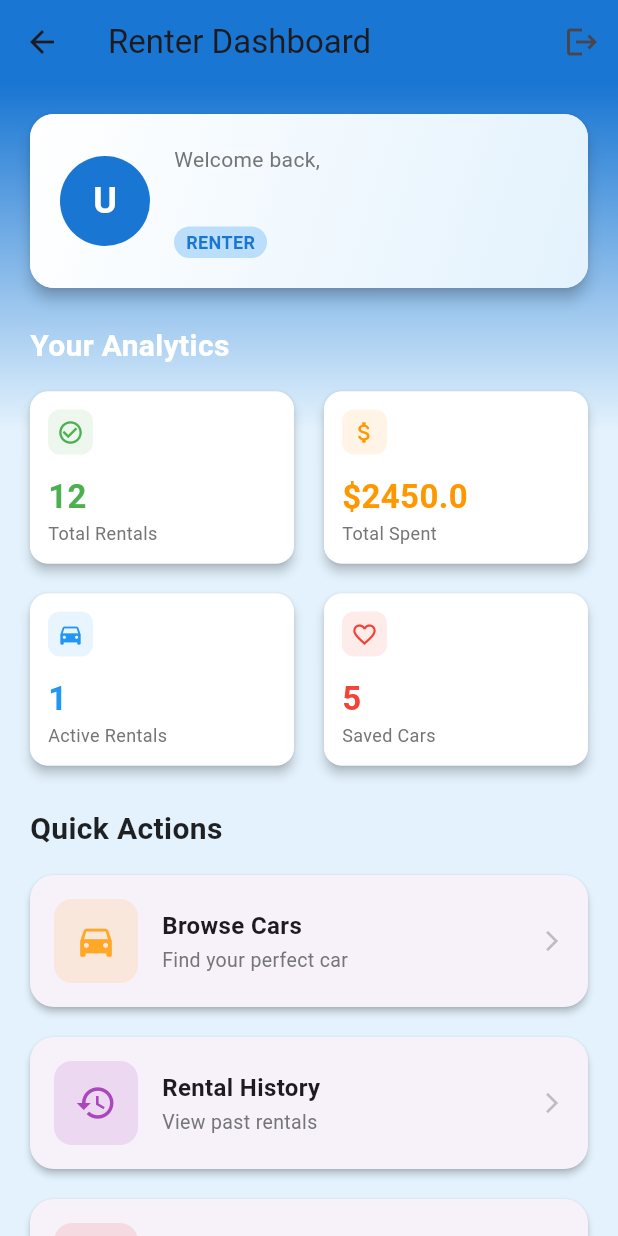
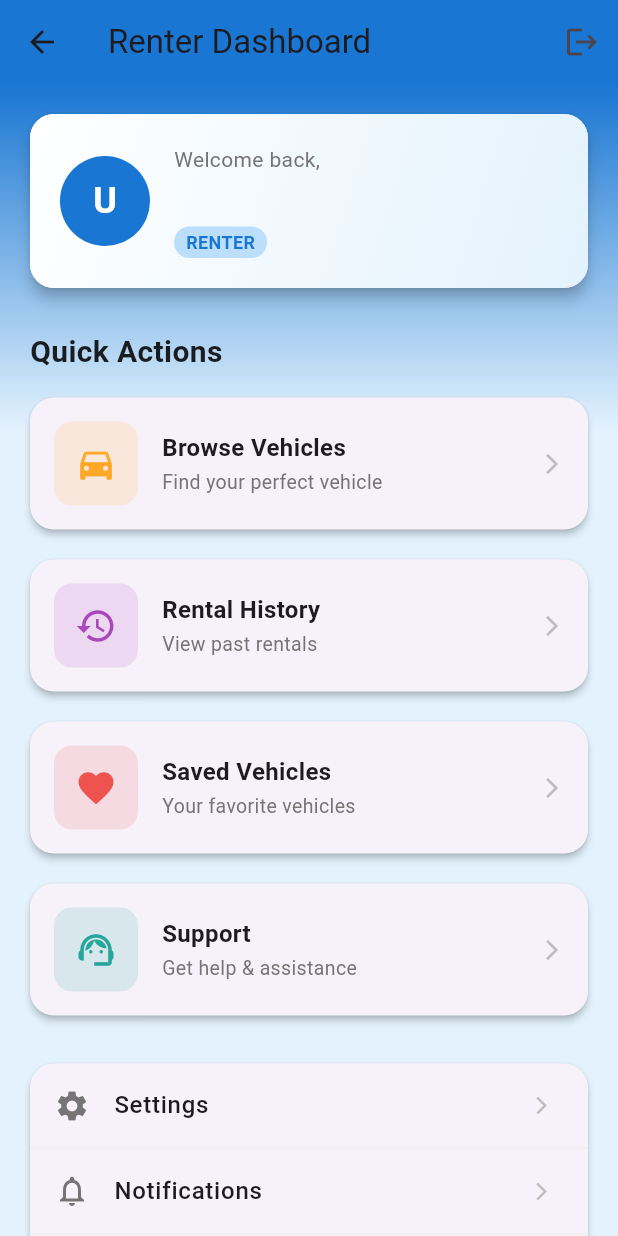
Before and after one commit to rottensmile8/myProject, a Flutter app: the RenterDashboardPage screen opened directly with empty values, on a phone screen of 412 x 824 dp. Run offline on Flutter 3.47's test engine with Material 3 defaults, Android fonts, the phone set to English and light mode, and no system bars; accounts and stored records are empty; network calls fail.

Commit message:
Owner functions update -add vehicle

```diff
--- a/werent/lib/auth/renter_dashboard.dart
+++ b/werent/lib/auth/renter_dashboard.dart
@@ -11,12 +11,6 @@ class RenterDashboardPage extends StatelessWidget {
     required this.user,
     required this.authController,
   });
-
-  // Placeholder analytics data - can be connected to backend later
-  final int totalRentals = 12;
-  final double totalSpent = 2450.00;
-  final int activeRentals = 1;
-  final int savedCars = 5;
 
   @override
   Widget build(BuildContext context) {
@@ -75,11 +69,9 @@ class RenterDashboardPage extends StatelessWidget {
             child: Column(
               crossAxisAlignment: CrossAxisAlignment.start,
               children: [
-                _buildWelcomeSection(),
-                const SizedBox(height: 20),
-                _buildAnalyticsSection(),
+                _buildWelcomeSection(context),
                 const SizedBox(height: 24),
-                _buildQuickActionsSection(),
+                _buildQuickActionsSection(context),
                 const SizedBox(height: 24),
                 _buildAdditionalMenuSection(),
               ],
@@ -90,7 +82,7 @@ class RenterDashboardPage extends StatelessWidget {
     );
   }
 
-  Widget _buildWelcomeSection() {
+  Widget _buildWelcomeSection(BuildContext context) {
     return Card(
       elevation: 4,
       shape: RoundedRectangleBorder(borderRadius: BorderRadius.circular(16)),
@@ -106,7 +98,9 @@ class RenterDashboardPage extends StatelessWidget {
         ),
         child: Row(
           children: [
-            CircleAvatar(
+            GestureDetector(
+              onTap: () => _showAnalyticsModal(context),
+              child: CircleAvatar(
                 radius: 30,
                 backgroundColor: Colors.blue.shade700,
                 child: Text(
@@ -118,8 +112,14 @@ class RenterDashboardPage extends StatelessWidget {
                   ),
                 ),
               ),
-            const SizedBox(width: 16),
+            ),
+            GestureDetector(
+              onTap: () => _showAnalyticsModal(context),
+              child: const SizedBox(width: 16),
+            ),
             Expanded(
+              child: GestureDetector(
+                onTap: () => _showAnalyticsModal(context),
                 child: Column(
                   crossAxisAlignment: CrossAxisAlignment.start,
                   children: [
@@ -156,112 +156,41 @@ class RenterDashboardPage extends StatelessWidget {
                   ],
                 ),
               ),
+            ),
           ],
         ),
       ),
     );
   }
 
-  Widget _buildAnalyticsSection() {
-    return Column(
+  void _showAnalyticsModal(BuildContext context) {
+    showModalBottomSheet(
+      context: context,
+      builder: (context) => Container(
+        padding: const EdgeInsets.all(20),
+        child: Column(
+          mainAxisSize: MainAxisSize.min,
           crossAxisAlignment: CrossAxisAlignment.start,
           children: [
-        const Padding(
-          padding: EdgeInsets.only(left: 4, bottom: 12),
-          child: Text(
+            const Text(
               'Your Analytics',
               style: TextStyle(
-              fontSize: 20,
+                fontSize: 24,
                 fontWeight: FontWeight.bold,
-              color: Colors.white,
               ),
             ),
-        ),
-        GridView.count(
-          shrinkWrap: true,
-          physics: const NeverScrollableScrollPhysics(),
-          crossAxisCount: 2,
-          crossAxisSpacing: 12,
-          mainAxisSpacing: 12,
-          childAspectRatio: 1.5,
+            const SizedBox(height: 20),
+            Row(
               children: [
-            _buildAnalyticsCard(
-              icon: Icons.check_circle_outline,
-              title: 'Total Rentals',
-              value: totalRentals.toString(),
-              color: Colors.green,
-            ),
-            _buildAnalyticsCard(
-              icon: Icons.attach_money,
-              title: 'Total Spent',
-              value: '\$$totalSpent',
-              color: Colors.orange,
-            ),
-            _buildAnalyticsCard(
-              icon: Icons.directions_car,
-              title: 'Active Rentals',
-              value: activeRentals.toString(),
-              color: Colors.blue,
-            ),
-            _buildAnalyticsCard(
-              icon: Icons.favorite_border,
-              title: 'Saved Cars',
-              value: savedCars.toString(),
-              color: Colors.red,
-            ),
+                _buildAnalyticsCardSmall(Icons.check_circle, 'Total Rentals', '12'),
+                _buildAnalyticsCardSmall(Icons.attach_money, 'Total Spent', '\$2,450'),
               ],
             ),
-      ],
-    );
-  }
-
-  Widget _buildAnalyticsCard({
-    required IconData icon,
-    required String title,
-    required String value,
-    required Color color,
-  }) {
-    return Card(
-      elevation: 3,
-      shape: RoundedRectangleBorder(borderRadius: BorderRadius.circular(12)),
-      child: Container(
-        padding: const EdgeInsets.all(12),
-        decoration: BoxDecoration(
-          borderRadius: BorderRadius.circular(12),
-          color: Colors.white,
-        ),
-        child: Column(
-          crossAxisAlignment: CrossAxisAlignment.start,
-          mainAxisAlignment: MainAxisAlignment.spaceBetween,
-          children: [
+            const SizedBox(height: 12),
             Row(
               children: [
-                Container(
-                  padding: const EdgeInsets.all(6),
-                  decoration: BoxDecoration(
-                    color: color.withOpacity(0.1),
-                    borderRadius: BorderRadius.circular(8),
-                  ),
-                  child: Icon(icon, size: 18, color: color),
-                ),
-                const Spacer(),
-              ],
-            ),
-            Column(
-              crossAxisAlignment: CrossAxisAlignment.start,
-              children: [
-                Text(
-                  value,
-                  style: TextStyle(
-                    fontSize: 22,
-                    fontWeight: FontWeight.bold,
-                    color: color,
-                  ),
-                ),
-                Text(
-                  title,
-                  style: TextStyle(fontSize: 12, color: Colors.grey.shade600),
-                ),
+                _buildAnalyticsCardSmall(Icons.directions_car, 'Active Rentals', '1'),
+                _buildAnalyticsCardSmall(Icons.favorite, 'Saved Vehicles', '5'),
               ],
             ),
           ],
@@ -270,7 +199,35 @@ class RenterDashboardPage extends StatelessWidget {
     );
   }
 
-  Widget _buildQuickActionsSection() {
+  Widget _buildAnalyticsCardSmall(IconData icon, String title, String value) {
+    return Expanded(
+      child: Card(
+        child: Padding(
+          padding: const EdgeInsets.all(12),
+          child: Column(
+            children: [
+              Icon(icon, size: 30, color: Colors.blue),
+              const SizedBox(height: 8),
+              Text(
+                value,
+                style: const TextStyle(
+                  fontSize: 20,
+                  fontWeight: FontWeight.bold,
+                ),
+              ),
+              Text(
+                title,
+                style: TextStyle(fontSize: 12, color: Colors.grey.shade600),
+                textAlign: TextAlign.center,
+              ),
+            ],
+          ),
+        ),
+      ),
+    );
+  }
+
+  Widget _buildQuickActionsSection(BuildContext context) {
     return Column(
       crossAxisAlignment: CrossAxisAlignment.start,
       children: [
@@ -287,11 +244,11 @@ class RenterDashboardPage extends StatelessWidget {
         ),
         _buildActionCard(
           icon: Icons.search,
-          title: 'Browse Cars',
-          subtitle: 'Find your perfect car',
+          title: 'Browse Vehicles',
+          subtitle: 'Find your perfect vehicle',
           color: Colors.orange.shade400,
           logo: Icons.directions_car,
-          onTap: () {},
+          onTap: () => Navigator.of(context).pushNamed('/owner/my-vehicles', arguments: user),
         ),
         const SizedBox(height: 12),
         _buildActionCard(
@@ -305,8 +262,8 @@ class RenterDashboardPage extends StatelessWidget {
         const SizedBox(height: 12),
         _buildActionCard(
           icon: Icons.favorite,
-          title: 'Saved Cars',
-          subtitle: 'Your favorite cars',
+          title: 'Saved Vehicles',
+          subtitle: 'Your favorite vehicles',
           color: Colors.red.shade400,
           logo: Icons.favorite,
           onTap: () {},
```
Also changed, not shown: werent/lib/auth/my_vehicles.dart (+69 -3 lines), werent/lib/auth/owner_dashboard.dart (+58 -137 lines), 2 other files. Lines whose indentation alone changed are shown as unchanged.
